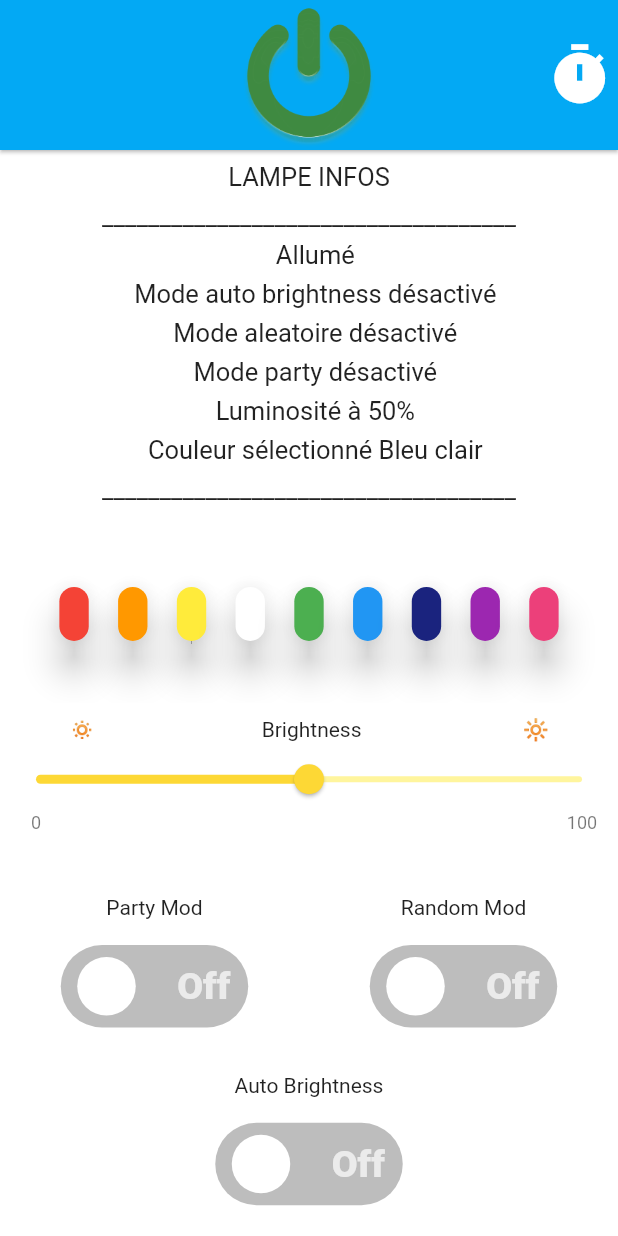
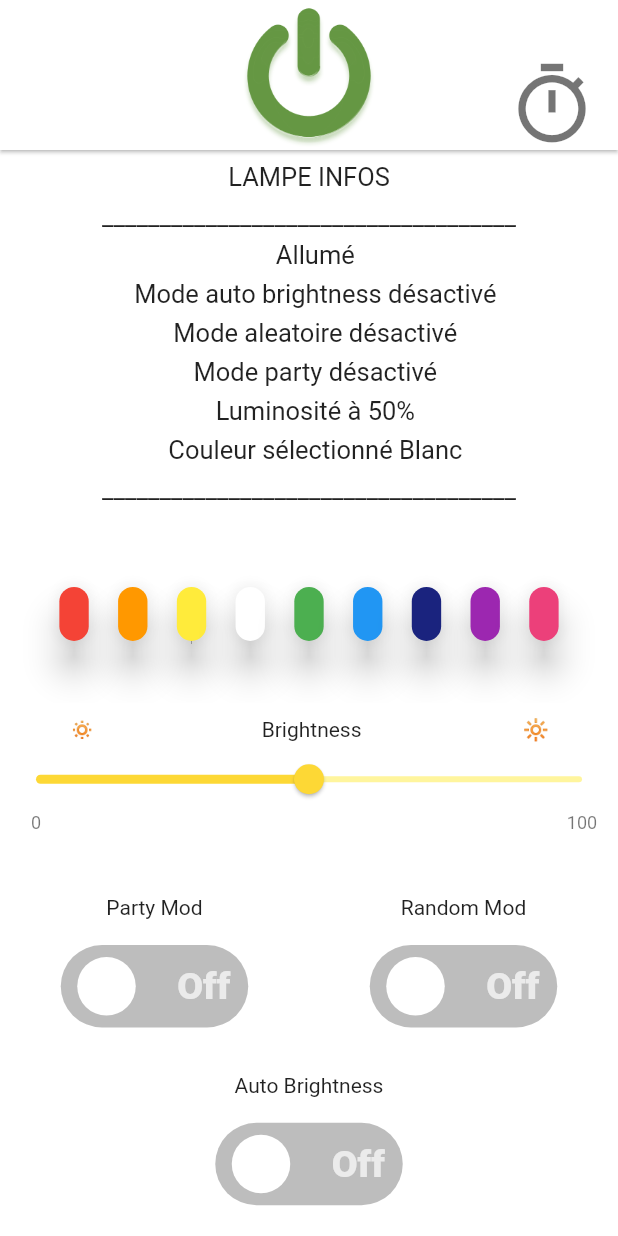
Before and after one commit to PA-2022-Moc/lightcontrol, a Flutter app: the screen it shows after launch, on a phone screen of 412 x 824 dp. Run offline on Flutter 3.47's test engine with Material 2 defaults, Android fonts, the phone set to English and light mode, and no system bars; drawn by our look-alikes of flutter_switch, syncfusion_flutter_sliders; our stand-ins replace dio; missing offline and left inert: flutter_ringtone_player; network calls fail.

Commit message:
fin de la fonction timer POwerOFf

```diff
--- a/lib/model/lamp.dart
+++ b/lib/model/lamp.dart
@@ -9,7 +9,7 @@ class Lamp {
   bool randomMode = false;
   bool partyMode = false;
   int brightness = 50;
-  String color = "00B0F0";
+  String color = "FFFFFF";
 
   var colorHex = {
     Colors.red: 'FF0000',
--- a/lib/views/my_app.dart
+++ b/lib/views/my_app.dart
@@ -106,13 +106,6 @@ class _MyAppState extends State<MyApp> {
 
   @override
   Widget build(BuildContext context) {
-    Future openDialog() => showDialog(
-          context: context,
-          builder: (context) => AlertDialog(
-            title: const Text('Planifier un Arrêt'),
-            content: CountdownPage(),
-          ),
-        );
     return MaterialApp(
       // toute l'app
       title: 'Flutter light control',
@@ -145,9 +138,15 @@ class _MyAppState extends State<MyApp> {
               ),
             ),
             actions: [
-              IconButton(
-                  padding: EdgeInsets.only(right: 10.0),
-                  icon: const Icon(Icons.timer, size: 45.0),
+              AbsorbPointer(
+                absorbing: !retrieveLamp.start,
+                child: IconButton(
+                    padding: EdgeInsets.only(right: 50.0, top: 40, bottom: 40),
+                    icon: const Icon(
+                      Icons.timer_sharp,
+                      size: 60,
+                      color: Colors.black54,
+                    ),
                     onPressed: () {
                       print("okay time");
                       _navigator?.push(
@@ -155,11 +154,11 @@ class _MyAppState extends State<MyApp> {
                           builder: (context) {
                             return CountdownPage();
                           },
-
                           fullscreenDialog: true,
                         ),
                       );
                     }),
+              ),
             ],
           ),
         ), // toute la page
```
Also changed, not shown: lib/views/countdown-page.dart (+36 -1 lines). Lines whose indentation alone changed are shown as unchanged.
